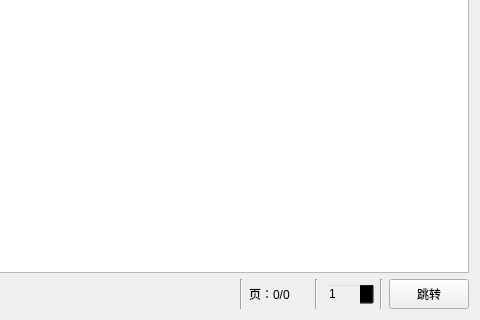
Before: the Qt Designer form ui/ui_search.ui in tonquer/ehentai-qt, drawn with Qt 5; both pictures show x 260 to 740 and y 231 to 551 of the 740 by 551 pixel window.
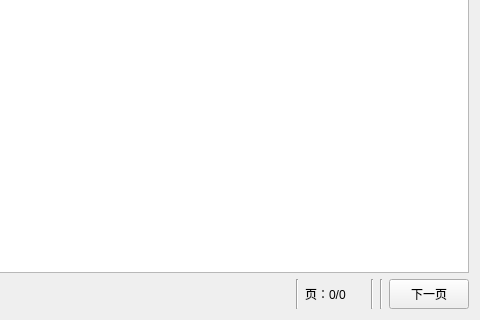
After: the same form once the commit is applied. Custom widgets are drawn as their Qt base class.

The edit to the form file:
```diff
--- a/ui/ui_search.ui
+++ b/ui/ui_search.ui
@@ -239,25 +239,6 @@
        </property>
       </widget>
      </item>
-     <item>
-      <widget class="QSpinBox" name="spinBox">
-       <property name="minimumSize">
-        <size>
-         <width>50</width>
-         <height>0</height>
-        </size>
-       </property>
-       <property name="styleSheet">
-        <string notr="true">background-color:transparent;</string>
-       </property>
-       <property name="minimum">
-        <number>1</number>
-       </property>
-       <property name="maximum">
-        <number>1</number>
-       </property>
-      </widget>
-     </item>
      <item>
       <widget class="Line" name="line_6">
        <property name="orientation">
@@ -280,7 +261,7 @@
         </size>
        </property>
        <property name="text">
-        <string>跳转</string>
+        <string>下一页</string>
        </property>
       </widget>
      </item>
```
